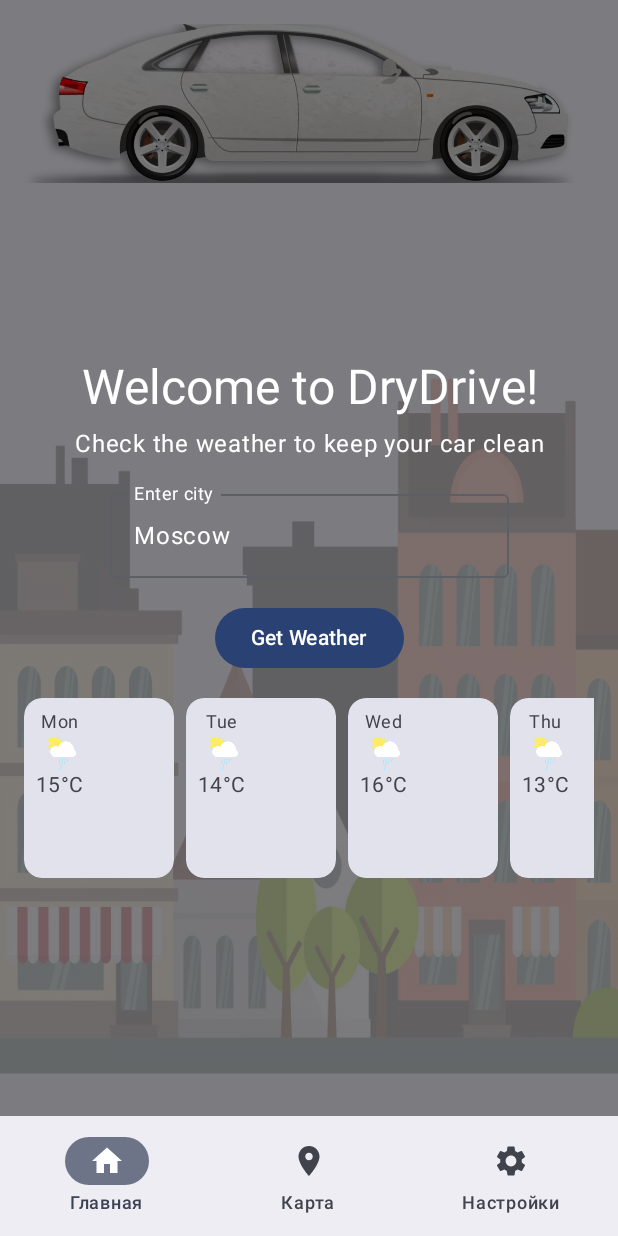
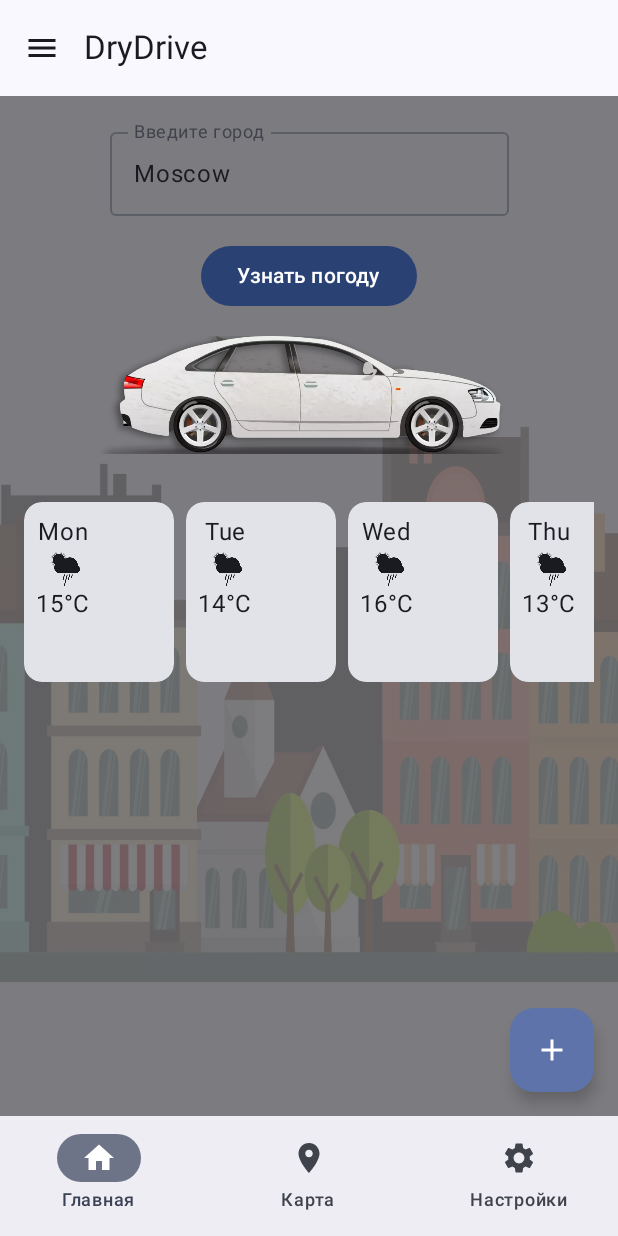
Before and after one commit to solandmedotru/DryDriveApp, an Android app built with Jetpack Compose: the screen it shows after launch (MainActivity), on a phone screen of 412 x 824 dp. Run offline under Robolectric (Android 15) with nearby library versions, the phone set to English and light mode, and no system bars.

Commit message:
Fix multiple errors in Scaffold implementation, add missing imports and dependencies

```diff
--- a/app/src/main/java/ru/devsoland/drydrive/MainActivity.kt
+++ b/app/src/main/java/ru/devsoland/drydrive/MainActivity.kt
@@ -1,39 +1,29 @@
 package ru.devsoland.drydrive
 
 import android.os.Bundle
+import android.util.Log
 import androidx.activity.ComponentActivity
 import androidx.activity.compose.setContent
 import androidx.compose.animation.AnimatedVisibility
 import androidx.compose.animation.core.tween
 import androidx.compose.animation.fadeIn
 import androidx.compose.animation.fadeOut
+import androidx.compose.foundation.Image
 import androidx.compose.foundation.background
-import androidx.compose.foundation.clickable
-import androidx.compose.foundation.layout.Arrangement
-import androidx.compose.foundation.layout.Box
-import androidx.compose.foundation.layout.Column
-import androidx.compose.foundation.layout.Row
-import androidx.compose.foundation.layout.fillMaxSize
-import androidx.compose.foundation.layout.fillMaxWidth
-import androidx.compose.foundation.layout.padding
-import androidx.compose.foundation.layout.size
+import androidx.compose.foundation.layout.*
+import androidx.compose.foundation.lazy.LazyColumn
 import androidx.compose.foundation.lazy.LazyRow
 import androidx.compose.foundation.lazy.items
 import androidx.compose.foundation.shape.CircleShape
-import androidx.compose.material3.BottomAppBar
-import androidx.compose.material3.Button
-import androidx.compose.material3.Card
-import androidx.compose.material3.Icon
-import androidx.compose.material3.MaterialTheme
-import androidx.compose.material3.NavigationBarItem
-import androidx.compose.material3.OutlinedTextField
-import androidx.compose.material3.Surface
-import androidx.compose.material3.Text
-import androidx.compose.runtime.Composable
-import androidx.compose.runtime.getValue
-import androidx.compose.runtime.mutableStateOf
-import androidx.compose.runtime.remember
-import androidx.compose.runtime.setValue
+import androidx.compose.foundation.shape.RoundedCornerShape
+import androidx.compose.material.icons.Icons
+import androidx.compose.material.icons.filled.Add
+import androidx.compose.material.icons.filled.Home
+import androidx.compose.material.icons.filled.Menu
+import androidx.compose.material.icons.filled.Place
+import androidx.compose.material.icons.filled.Settings
+import androidx.compose.material3.*
+import androidx.compose.runtime.*
 import androidx.compose.ui.Alignment
 import androidx.compose.ui.Modifier
 import androidx.compose.ui.draw.clip
@@ -41,27 +31,16 @@ import androidx.compose.ui.graphics.Color
 import androidx.compose.ui.layout.ContentScale
 import androidx.compose.ui.res.painterResource
 import androidx.compose.ui.text.style.TextAlign
+import androidx.compose.ui.tooling.preview.Preview
 import androidx.compose.ui.unit.dp
-import androidx.compose.ui.tooling.preview.Preview
-import androidx.compose.runtime.rememberCoroutineScope
-import android.util.Log
 import kotlinx.coroutines.Dispatchers
 import kotlinx.coroutines.launch
 import kotlinx.coroutines.withContext
 import ru.devsoland.drydrive.data.Weather
 import ru.devsoland.drydrive.data.WeatherApi
 import ru.devsoland.drydrive.ui.theme.DryDriveTheme
-import androidx.compose.foundation.Image
-import androidx.compose.ui.semantics.contentDescription
-import androidx.compose.ui.semantics.semantics
-import androidx.compose.material.icons.Icons
-import androidx.compose.material.icons.filled.Home
-import androidx.compose.material.icons.filled.Place
-import androidx.compose.material.icons.filled.Settings
-import androidx.compose.material3.ButtonDefaults
-import androidx.compose.foundation.shape.RoundedCornerShape
-import androidx.compose.material3.Card
-import androidx.compose.material3.CardDefaults // Ensure this import is present and correct
+
+data class NavigationItem(val title: String)
 
 class MainActivity : ComponentActivity() {
     override fun onCreate(savedInstanceState: Bundle?) {
@@ -79,6 +58,7 @@ class MainActivity : ComponentActivity() {
     }
 }
 
+@OptIn(ExperimentalMaterial3Api::class)
 @Composable
 fun DryDriveScreen(modifier: Modifier = Modifier) {
     var weather by remember { mutableStateOf<Weather?>(null) }
@@ -87,31 +67,108 @@ fun DryDriveScreen(modifier: Modifier = Modifier) {
     val scope = rememberCoroutineScope()
     var city by remember { mutableStateOf("Moscow") }
 
-    // Фоновая картинка автомобиля (нужно добавить варианты в res/drawable)
+    val snackbarHostState = remember { SnackbarHostState() }
+    val drawerState = rememberDrawerState(initialValue = DrawerValue.Closed)
+
+    // Элементы нижней навигации
+    val bottomMenuItems = listOf(
+        NavigationItem("Главная"),
+        NavigationItem("Карта"),
+        NavigationItem("Настройки")
+    )
+
+    val selectedItem = remember { mutableStateOf(bottomMenuItems.first().title) }
+
+    // Фоновая картинка автомобиля
     val carImage = when (weather?.weather?.getOrNull(0)?.main) {
-        "Rain", "Snow", "Thunderstorm" -> painterResource(id = R.drawable.car_dirty) // Грязный автомобиль
-        else -> painterResource(id = R.drawable.car_clean) // Чистый автомобиль
+        "Rain", "Snow", "Thunderstorm" -> painterResource(id = R.drawable.car_dirty)
+        else -> painterResource(id = R.drawable.car_clean)
     }
 
+    ModalNavigationDrawer(
+        drawerState = drawerState,
+        drawerContent = {
+            ModalDrawerSheet {
+                Text(
+                    text = "Меню",
+                    style = MaterialTheme.typography.titleLarge,
+                    modifier = Modifier.padding(16.dp)
+                )
+                LazyColumn {
+                    items(listOf("Section 1", "Section 2", "Section 3")) { item ->
+                        NavigationDrawerItem(
+                            label = { Text(item) },
+                            selected = false,
+                            onClick = {}
+                        )
+                    }
+                }
+            }
+        }
+    ) {
+        Scaffold(
+            snackbarHost = { SnackbarHost(snackbarHostState) },
+            topBar = {
+                TopAppBar(
+                    title = { Text("DryDrive") },
+                    navigationIcon = {
+                        IconButton(
+                            onClick = { scope.launch { drawerState.open() } }
+                        ) {
+                            Icon(
+                                imageVector = Icons.Default.Menu,
+                                contentDescription = "Menu"
+                            )
+                        }
+                    }
+                )
+            },
+            bottomBar = {
+                NavigationBar {
+                    bottomMenuItems.forEach { screen ->
+                        NavigationBarItem(
+                            selected = screen.title == selectedItem.value,
+                            onClick = { selectedItem.value = screen.title },
+                            label = { Text(screen.title) },
+                            icon = {
+                                when (screen.title) {
+                                    "Главная" -> Icon(Icons.Default.Home, contentDescription = null)
+                                    "Карта" -> Icon(Icons.Default.Place, contentDescription = null)
+                                    "Настройки" -> Icon(Icons.Default.Settings, contentDescription = null)
+                                    else -> {}
+                                }
+                            }
+                        )
+                    }
+                }
+            },
+            floatingActionButton = {
+                FloatingActionButton(
+                    onClick = {
+                        scope.launch {
+                            snackbarHostState.showSnackbar("Кнопка нажата")
+                        }
+                    }
+                ) {
+                    Icon(
+                        imageVector = Icons.Default.Add,
+                        contentDescription = "Add",
+                        tint = Color.White
+                    )
+                }
+            }
+        ) { paddingValues ->
             Box(
-        modifier = modifier
+                modifier = Modifier
                     .fillMaxSize()
+                    .padding(paddingValues)
             ) {
-        // Фоновое изображение города с автомобилем
+                // Фоновое изображение города
                 Image(
                     painter = painterResource(id = R.drawable.city_background),
-            contentDescription = "City Background with Car",
+                    contentDescription = "City Background",
                     modifier = Modifier.fillMaxSize(),
                     contentScale = ContentScale.Crop
-        )
-        Image(
-            painter = carImage,
-            contentDescription = "Car Image",
-            modifier = Modifier
-                .fillMaxWidth()
-                .align(Alignment.TopCenter)
-                .padding(top = 16.dp),
-            contentScale = ContentScale.Fit
                 )
                 Box(
                     modifier = Modifier
@@ -119,45 +176,18 @@ fun DryDriveScreen(modifier: Modifier = Modifier) {
                         .background(Color.Black.copy(alpha = 0.5f))
                 )
 
-        // UI поверх фона
                 Column(
                     modifier = Modifier
                         .fillMaxSize()
                         .padding(16.dp),
-            horizontalAlignment = Alignment.CenterHorizontally,
-            verticalArrangement = Arrangement.Center
+                    horizontalAlignment = Alignment.CenterHorizontally
                 ) {
-            // Заголовок с анимацией
-            AnimatedVisibility(
-                visible = true,
-                enter = fadeIn(animationSpec = tween(800)),
-                exit = fadeOut()
-            ) {
-                Text(
-                    text = "Welcome to DryDrive!",
-                    style = MaterialTheme.typography.headlineLarge,
-                    color = MaterialTheme.colorScheme.onPrimary,
-                    textAlign = TextAlign.Center,
-                    modifier = Modifier.semantics { contentDescription = "App title" }
-                )
-            }
-            Text(
-                text = "Check the weather to keep your car clean",
-                style = MaterialTheme.typography.bodyLarge,
-                color = MaterialTheme.colorScheme.onPrimary,
-                textAlign = TextAlign.Center,
-                modifier = Modifier.padding(top = 8.dp)
-            )
                     // Поле ввода города
                     OutlinedTextField(
                         value = city,
                         onValueChange = { city = it },
-                label = { Text("Enter city", color = MaterialTheme.colorScheme.onPrimary) },
-                modifier = Modifier
-                    .padding(top = 16.dp)
-                    .fillMaxWidth(0.7f)
-                    .semantics { contentDescription = "City input field" },
-                textStyle = MaterialTheme.typography.bodyLarge.copy(color = MaterialTheme.colorScheme.onPrimary)
+                        label = { Text("Введите город") },
+                        modifier = Modifier.fillMaxWidth(0.7f)
                     )
                     Button(
                         onClick = {
@@ -170,28 +200,40 @@ fun DryDriveScreen(modifier: Modifier = Modifier) {
                                     weather = result
                                     Log.d("DryDrive", "Weather fetched: $result")
                                 } catch (e: Exception) {
-                            errorMessage = if (e.message?.contains("404") == true) "Город не найден: проверьте название" else "Error: ${e.message}"
+                                    errorMessage = if (e.message?.contains("404") == true) {
+                                        "Город не найден: проверьте название"
+                                    } else {
+                                        "Ошибка: ${e.message}"
+                                    }
                                     Log.e("DryDrive", "Error fetching weather: ${e.message}", e)
                                 }
                             }
                         },
-                modifier = Modifier.padding(top = 16.dp),
-                colors = ButtonDefaults.buttonColors(containerColor = MaterialTheme.colorScheme.primary)
+                        modifier = Modifier.padding(top = 16.dp)
                     ) {
-                Text(text = "Get Weather", color = MaterialTheme.colorScheme.onPrimary)
+                        Text("Узнать погоду")
                     }
-            // Карточка погоды на сегодня
+
+                    // Изображение автомобиля
+                    Image(
+                        painter = carImage,
+                        contentDescription = "Car Image",
+                        modifier = Modifier
+                            .fillMaxWidth(0.8f)
+                            .padding(vertical = 16.dp),
+                        contentScale = ContentScale.Fit
+                    )
+
+                    // Карточка с погодой
                     AnimatedVisibility(
                         visible = weather != null,
-                enter = fadeIn(animationSpec = tween(500)),
+                        enter = fadeIn(tween(500)),
                         exit = fadeOut()
                     ) {
                         Card(
                             modifier = Modifier
                                 .fillMaxWidth(0.9f)
-                        .padding(top = 16.dp)
-                        .clip(RoundedCornerShape(16.dp)),
-                    colors = CardDefaults.cardColors(containerColor = MaterialTheme.colorScheme.surface)
+                                .clip(RoundedCornerShape(16.dp))
                         ) {
                             Column(
                                 modifier = Modifier.padding(16.dp),
@@ -199,52 +241,33 @@ fun DryDriveScreen(modifier: Modifier = Modifier) {
                             ) {
                                 weather?.let { w ->
                                     val recommendation = when (w.weather[0].main) {
-                                "Rain" -> "Don't wash: Rain"
-                                "Snow" -> "Don't wash: Snow"
-                                "Mist", "Fog" -> "Don't wash: Mist"
-                                "Thunderstorm" -> "Don't wash: Thunderstorm"
-                                else -> "Can wash car"
+                                        "Rain" -> "Мыть не стоит: дождь"
+                                        "Snow" -> "Мыть не стоит: снег"
+                                        "Mist", "Fog" -> "Мыть не стоит: туман"
+                                        "Thunderstorm" -> "Мыть не стоит: гроза"
+                                        else -> "Можно мыть машину"
                                     }
-                            // Температура в круге
-                            Box(
-                                modifier = Modifier
-                                    .size(80.dp)
-                                    .clip(CircleShape)
-                                    .background(MaterialTheme.colorScheme.primaryContainer),
-                                contentAlignment = Alignment.Center
-                            ) {
                                     Text(
                                         text = "${w.main.temp.toInt()}°C",
-                                    style = MaterialTheme.typography.headlineMedium,
-                                    color = MaterialTheme.colorScheme.onPrimaryContainer
-                                )
-                            }
-                            // Иконка погоды (нужно добавить в res/drawable)
-                            Image(
-                                painter = painterResource(id = R.drawable.ic_cloud), // Замените на реальный ресурс
-                                contentDescription = "Weather icon",
-                                modifier = Modifier
-                                    .size(48.dp)
-                                    .padding(top = 8.dp)
+                                        style = MaterialTheme.typography.headlineMedium
                                     )
                                     Text(
                                         text = w.weather[0].description,
                                         style = MaterialTheme.typography.titleMedium,
-                                color = MaterialTheme.colorScheme.onSurface,
-                                textAlign = TextAlign.Center,
                                         modifier = Modifier.padding(top = 8.dp)
                                     )
                                     Text(
                                         text = recommendation,
                                         style = MaterialTheme.typography.bodyLarge,
                                         color = MaterialTheme.colorScheme.primary,
-                                textAlign = TextAlign.Center,
                                         modifier = Modifier.padding(top = 4.dp)
                                     )
                                 }
                             }
                         }
                     }
+
+                    // Ошибки
                     errorMessage?.let { msg ->
                         Text(
                             text = msg,
@@ -252,7 +275,8 @@ fun DryDriveScreen(modifier: Modifier = Modifier) {
                             modifier = Modifier.padding(top = 16.dp)
                         )
                     }
-            // Горизонтальный список прогноза на 7 дней (заглушка)
+
+                    // Заглушка прогноза
                     LazyRow(
                         modifier = Modifier
                             .fillMaxWidth()
@@ -263,69 +287,32 @@ fun DryDriveScreen(modifier: Modifier = Modifier) {
                             Card(
                                 modifier = Modifier
                                     .size(100.dp, 120.dp)
-                            .clip(RoundedCornerShape(12.dp)),
-                        colors = CardDefaults.cardColors(containerColor = MaterialTheme.colorScheme.surfaceVariant)
+                                    .clip(RoundedCornerShape(12.dp))
                             ) {
                                 Column(
                                     modifier = Modifier.padding(8.dp),
                                     horizontalAlignment = Alignment.CenterHorizontally
                                 ) {
-                            Text(
-                                text = dayWeather.day,
-                                style = MaterialTheme.typography.bodySmall,
-                                color = MaterialTheme.colorScheme.onSurfaceVariant
-                            )
-                            Image(
-                                painter = painterResource(id = R.drawable.ic_cloud), // Замените на реальный ресурс
-                                contentDescription = "Day weather icon",
+                                    Text(dayWeather.day)
+                                    Icon(
+                                        painter = painterResource(id = R.drawable.ic_cloud),
+                                        contentDescription = null,
                                         modifier = Modifier.size(24.dp)
                                     )
-                            Text(
-                                text = "${dayWeather.temp.toInt()}°C",
-                                style = MaterialTheme.typography.bodyMedium,
-                                color = MaterialTheme.colorScheme.onSurfaceVariant
-                            )
+                                    Text("${dayWeather.temp.toInt()}°C")
                                 }
                             }
                         }
                     }
                 }
-        // Навигация внизу
-        BottomAppBar(
-            modifier = Modifier.align(Alignment.BottomCenter)
-        ) {
-            Row(
-                modifier = Modifier.fillMaxWidth(),
-                horizontalArrangement = Arrangement.SpaceEvenly
-            ) {
-                NavigationBarItem(
-                    icon = { Icon(Icons.Default.Home, contentDescription = "Home") },
-                    label = { Text("Главная") },
-                    selected = true,
-                    onClick = { /* TODO: Navigate to Home */ }
-                )
-                NavigationBarItem(
-                    icon = { Icon(Icons.Default.Place, contentDescription = "Map") },
-                    label = { Text("Карта") },
-                    selected = false,
-                    onClick = { /* TODO: Navigate to Map */ }
-                )
-                NavigationBarItem(
-                    icon = { Icon(Icons.Default.Settings, contentDescription = "Settings") },
-                    label = { Text("Настройки") },
-                    selected = false,
-                    onClick = { /* TODO: Navigate to Settings */ }
-                )
             }
         }
     }
 }
 
-// Модель для прогноза на 7 дней (заглушка)
 data class DayWeather(val day: String, val temp: Double)
 
-fun getSampleWeatherForecast(): List<DayWeather> {
-    return listOf(
+fun getSampleWeatherForecast(): List<DayWeather> = listOf(
     DayWeather("Mon", 15.0),
     DayWeather("Tue", 14.0),
     DayWeather("Wed", 16.0),
@@ -334,7 +321,6 @@ fun getSampleWeatherForecast(): List<DayWeather> {
     DayWeather("Sat", 12.0),
     DayWeather("Sun", 18.0)
 )
-}
 
 @Preview(showBackground = true)
 @Composable
--- a/gradle/libs.versions.toml
+++ b/gradle/libs.versions.toml
@@ -28,6 +28,7 @@ roomCompiler = "2.8.0"
 roomKtx = "2.8.0"
 roomRuntime = "2.8.0"
 ui = "1.9.1"
+material3Version = "1.3.2"
 
 [libraries]
 androidx-activity-compose-v1100 = { module = "androidx.activity:activity-compose", version.ref = "activityComposeVersion" }
@@ -67,6 +68,7 @@ leakcanary-android = { module = "com.squareup.leakcanary:leakcanary-android", ve
 lottie-compose = { module = "com.airbnb.android:lottie-compose", version.ref = "lottieCompose" }
 okhttp = { module = "com.squareup.okhttp3:okhttp", version.ref = "okhttp" }
 retrofit = { module = "com.squareup.retrofit2:retrofit", version.ref = "retrofit" }
+material3 = { group = "androidx.compose.material3", name = "material3", version.ref = "material3Version" }
 
 [plugins]
 android-application = { id = "com.android.application", version.ref = "agp" }
```
Also changed, not shown: 1 other file. Lines whose indentation alone changed are shown as unchanged.
